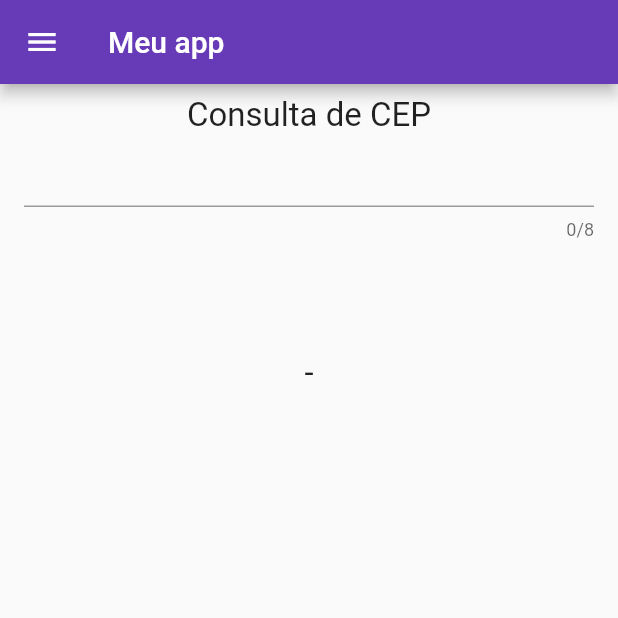
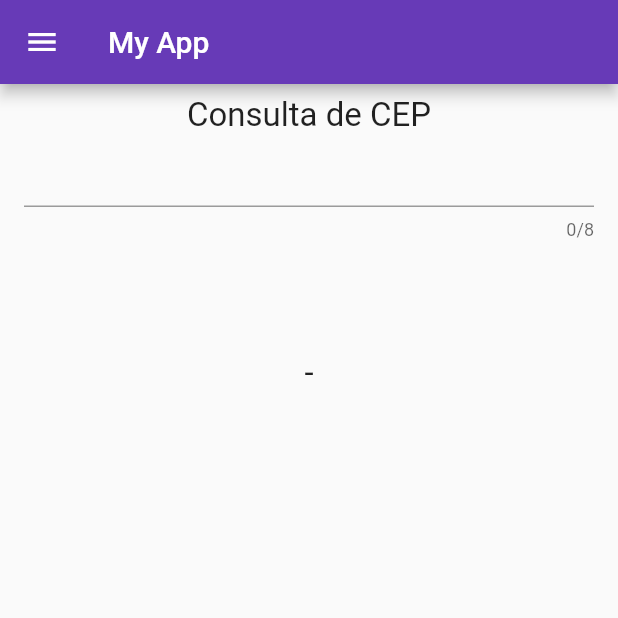
Before and after one commit to MatheusMessias-jf/trilhapp, a Flutter app: the MainPage screen opened directly, in the side drawer, after a tap on the "add" icon, on a phone screen of 412 x 824 dp, the top half of it. Run offline on Flutter 3.47's test engine with Material 2 defaults, Android fonts, the phone set to English and light mode, and no system bars; our stand-ins replace animated_text_kit, auto_size_text, brasil_fields, convert, convex_bottom_bar, dio and 8 more; accounts and stored records are empty; network calls fail.

Commit message:
using packages to translate the app

```diff
--- /dev/null
+++ b/assets/translations/en-US.json
@@ -0,0 +1,3 @@
+{
+  "APP_TITLE": "My App"
+}
--- /dev/null
+++ b/assets/translations/pt-BR.json
@@ -0,0 +1,3 @@
+{
+  "APP_TITLE": "Meu App"
+}
--- a/lib/my_app.dart
+++ b/lib/my_app.dart
@@ -1,6 +1,6 @@
+import 'package:easy_localization/easy_localization.dart';
 import 'package:flutter/material.dart';
 import 'package:google_fonts/google_fonts.dart';
-import 'package:trilhaapp/pages/login_page.dart';
 import 'package:trilhaapp/pages/splash_screen/splash_screen_page.dart';
 
 class MyApp extends StatelessWidget {
@@ -9,6 +9,9 @@ class MyApp extends StatelessWidget {
   @override
   Widget build(BuildContext context) {
     return MaterialApp(
+      localizationsDelegates: context.localizationDelegates,
+      supportedLocales: context.supportedLocales,
+      locale: context.locale,
       debugShowCheckedModeBanner: false,
       theme: ThemeData(
           primarySwatch: Colors.deepPurple,
--- a/lib/pages/main_page.dart
+++ b/lib/pages/main_page.dart
@@ -5,6 +5,7 @@ import 'package:trilhaapp/pages/list_view.dart';
 import 'package:trilhaapp/pages/list_view_horizontal.dart';
 import 'package:trilhaapp/pages/tarefa_page/tarefa_sqlite_page.dart';
 import 'package:trilhaapp/pages/consulta_cep.dart';
+import 'package:easy_localization/easy_localization.dart';
 
 import '../shared/widgets/custom_drawer.dart';
 
@@ -23,7 +24,7 @@ class _MainPageState extends State<MainPage> {
     return SafeArea(
       child: Scaffold(
         appBar: AppBar(
-          title: const Text("Meu app"),
+          title: const Text("APP_TITLE").tr(),
         ),
         drawer: const CustomDrawer(),
         body: Column(children: [
--- a/lib/shared/widgets/custom_drawer.dart
+++ b/lib/shared/widgets/custom_drawer.dart
@@ -1,5 +1,7 @@
+import 'package:easy_localization/easy_localization.dart';
 import 'package:flutter/material.dart';
 import 'package:font_awesome_flutter/font_awesome_flutter.dart';
+import 'package:intl/intl.dart';
 import 'package:trilhaapp/pages/auto_size_text/auto_size_text_page.dart';
 import 'package:trilhaapp/pages/botton_bar_page.dart';
 import 'package:trilhaapp/pages/characters/characters_page.dart';
@@ -12,6 +14,8 @@ import 'package:trilhaapp/pages/tarefa_page/tarefa_http_page.dart';
 
 import '../../pages/dados_cadastrais/dados_cadastrais_hive.dart';
 import '../../pages/numeros_aleatorios/numeros_aleatorios_hive_page.dart';
+
+import 'package:intl/date_symbol_data_local.dart';
 
 class CustomDrawer extends StatelessWidget {
   const CustomDrawer({super.key});
@@ -330,9 +334,9 @@ class CustomDrawer extends StatelessWidget {
                         elevation: 10,
                         alignment: Alignment.centerLeft,
                         title: const Text(
-                          "Meu App",
+                          "APP_TITLE",
                           style: TextStyle(fontWeight: FontWeight.bold),
-                        ),
+                        ).tr(),
                         content: const Wrap(
                           children: [
                             Text("Deseja realmente sair do aplicativo?")
@@ -357,6 +361,58 @@ class CustomDrawer extends StatelessWidget {
                       );
                     });
               }),
+          const Divider(),
+          const SizedBox(height: 10),
+          InkWell(
+              child: Container(
+                  padding:
+                      const EdgeInsets.symmetric(vertical: 10, horizontal: 10),
+                  width: double.infinity,
+                  child: const Row(
+                    children: [
+                      FaIcon(FontAwesomeIcons.home),
+                      SizedBox(
+                        width: 5,
+                      ),
+                      Text("Intl"),
+                    ],
+                  )),
+              onTap: () {
+                initializeDateFormatting('en_US');
+                var f = NumberFormat('#,###.0#', 'en_US');
+                var fBR = NumberFormat('#,###.0#', 'pt_BR');
+                print(f.format(12345.345));
+                print(fBR.format(12345.345));
+
+                var data = DateTime(2023, 10, 16);
+                print(DateFormat('EEEEE', 'en_US').format(data));
+                print(DateFormat('EEEEE', 'pt_BR').format(data));
+              }),
+          const Divider(),
+          const SizedBox(height: 10),
+          InkWell(
+              child: Container(
+                  padding:
+                      const EdgeInsets.symmetric(vertical: 10, horizontal: 10),
+                  width: double.infinity,
+                  child: const Row(
+                    children: [
+                      FaIcon(FontAwesomeIcons.flag),
+                      SizedBox(
+                        width: 5,
+                      ),
+                      Text("Trocar Idioma"),
+                    ],
+                  )),
+              onTap: () {
+                if (context.locale.toString() == "pt_BR") {
+                  context.setLocale(Locale('en', 'US'));
+                } else {
+                  context.setLocale(Locale('pt', 'BR'));
+                }
+                print(context.locale.toString());
+                Navigator.pop(context);
+              }),
         ],
       ),
     );
--- a/pubspec.yaml
+++ b/pubspec.yaml
@@ -49,6 +49,9 @@ dependencies:
   auto_size_text: ^3.0.0
   animated_text_kit: ^4.2.2
   convex_bottom_bar: ^3.2.0
+  brasil_fields: ^1.14.0
+  intl: ^0.18.0
+  easy_localization: ^3.0.1
 
 dev_dependencies:
   flutter_launcher_icons: "^0.13.1"
@@ -77,6 +80,7 @@ flutter:
 
   # To add assets to your application, add an assets section, like this:
   assets:
+    - assets/translations/
     - .env
     - lib/images/user1.jpeg
     - lib/images/user2.jpeg
```
Also changed, not shown: lib/main.dart (+10 -1 lines), lib/pages/botton_bar_page.dart (+5 -4 lines), lib/pages/brasil_fields/brasil_fields_page.dart (added, +65 -0 lines), pubspec.lock, 1 other file.
